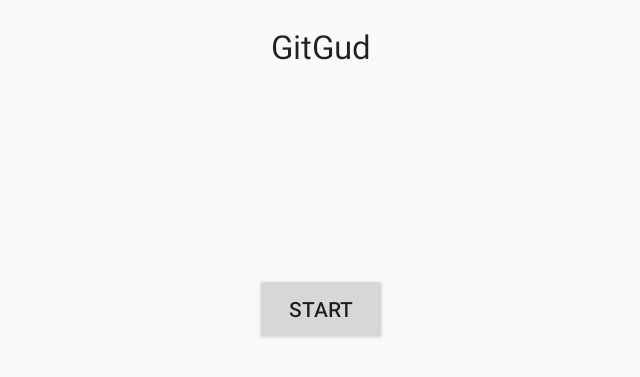
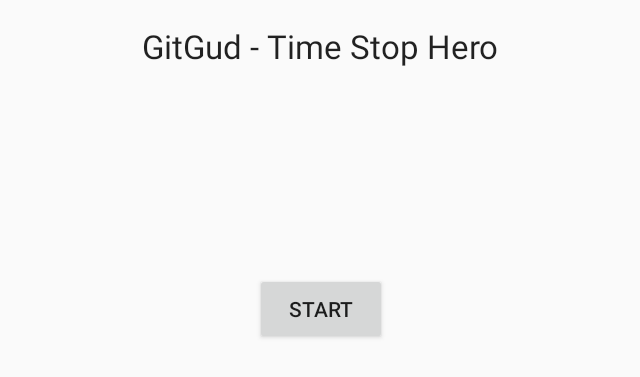
Before and after one commit to KXue/GitGud, an Android app: the screen it shows after launch (MainActivity), on a phone screen of 824 x 412 dp (held sideways). Shown: the top 377 px of the screen, without its empty margins (297-937 px from the left). Run offline under Robolectric (Android 15) with nearby library versions, the phone set to English and light mode, and no system bars.

Commit message:
changed title

```diff
--- a/app/src/main/res/values/strings.xml
+++ b/app/src/main/res/values/strings.xml
@@ -10,5 +10,5 @@
 
 
     <string name="start">Start</string>
-    <string name="game_title">GitGud</string>
+    <string name="game_title">GitGud - Time Stop Hero</string>
 </resources>
```
